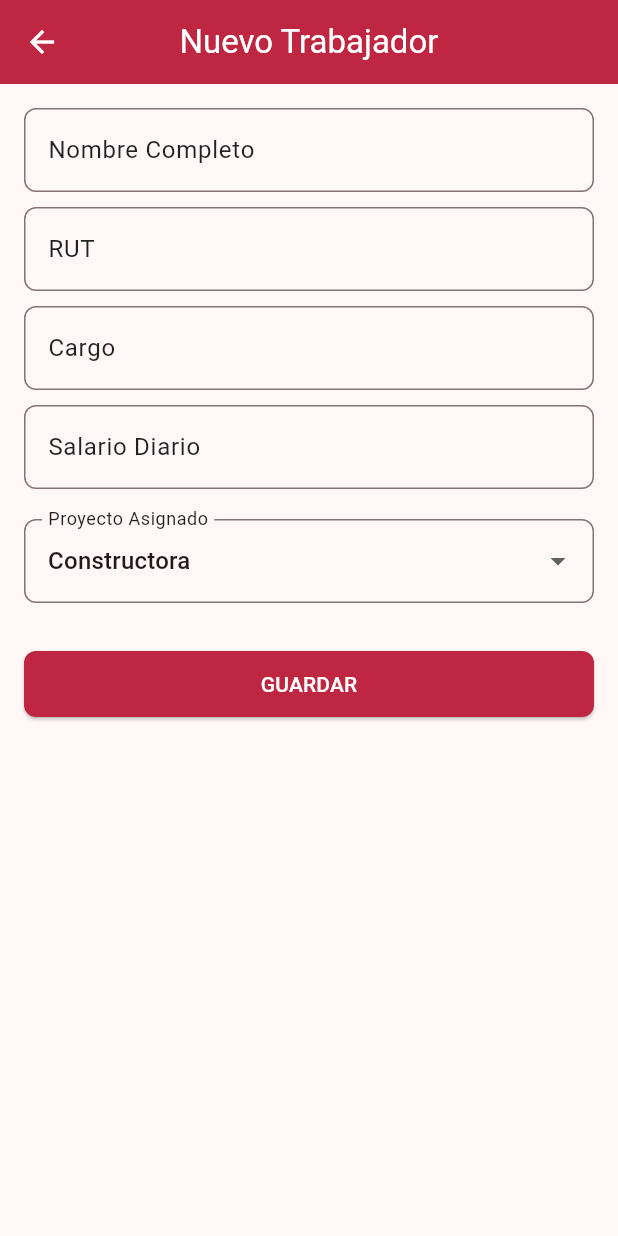
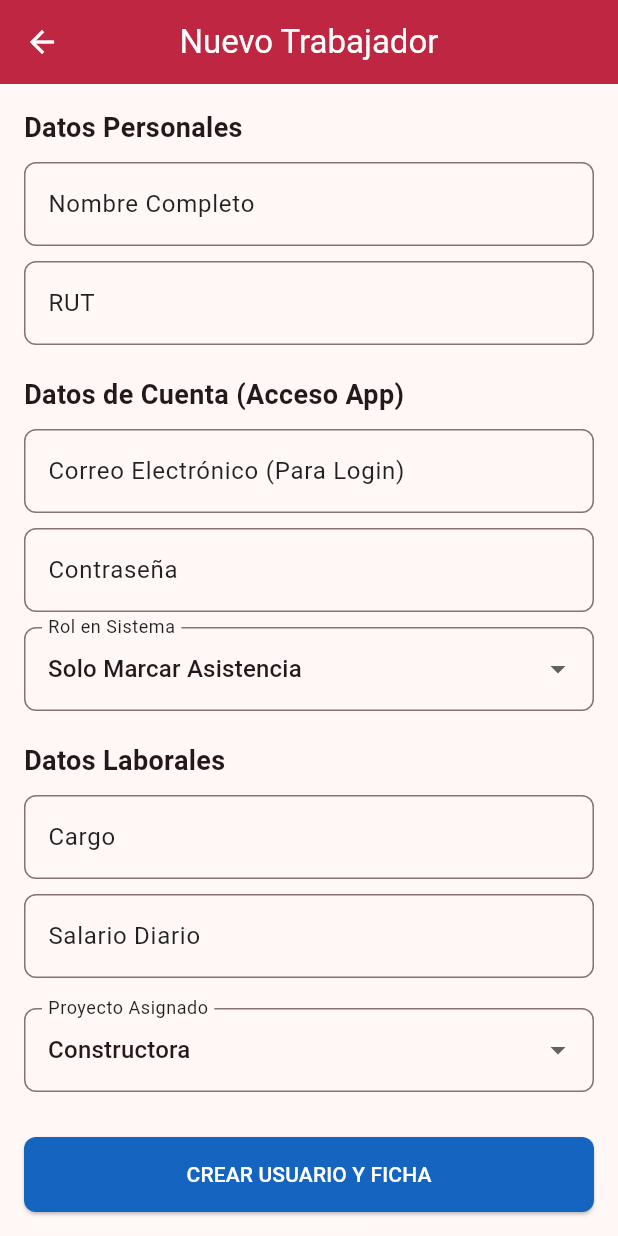
Before and after one commit to PABM25/dash_bloquera, a Flutter app: the FormTrabajadorScreen screen opened directly, on a phone screen of 412 x 824 dp. Run offline on Flutter 3.47's test engine with Material 3 defaults, Android fonts, the phone set to English and light mode, and no system bars; our stand-ins replace cloud_firestore, firebase_auth, firebase_core, fl_chart, flutter_dotenv, pdf and 2 more; accounts and stored records are empty.

Commit message:
Agregar funcionalidad para crear y editar trabajadores con autenticación, incluyendo validaciones y manejo de errores

```diff
--- a/lib/screens/rh/form_trabajador_screen.dart
+++ b/lib/screens/rh/form_trabajador_screen.dart
@@ -14,11 +14,22 @@ class FormTrabajadorScreen extends StatefulWidget {
 
 class _FormTrabajadorScreenState extends State<FormTrabajadorScreen> {
   final _formKey = GlobalKey<FormState>();
+
+  // Controladores básicos
   late TextEditingController _nombreCtrl;
   late TextEditingController _rutCtrl;
   late TextEditingController _cargoCtrl;
   late TextEditingController _salarioCtrl;
+
+  // Controladores de cuenta (Solo para nuevos)
+  late TextEditingController _emailCtrl;
+  late TextEditingController _passCtrl;
+
   String _tipoProyecto = 'CONSTRUCTORA';
+  String _rolSistema = 'TRABAJADOR'; // Rol por defecto
+  bool _isLoading = false;
+
+  bool get isEditing => widget.trabajador != null;
 
   @override
   void initState() {
@@ -29,41 +40,87 @@ class _FormTrabajadorScreenState extends State<FormTrabajadorScreen> {
     _salarioCtrl = TextEditingController(
       text: widget.trabajador?.salarioPorDia.toStringAsFixed(0) ?? '',
     );
-    if (widget.trabajador != null) {
+
+    // Email solo se carga, no se edita la contraseña de existentes aquí por seguridad
+    _emailCtrl = TextEditingController(text: widget.trabajador?.email ?? '');
+    _passCtrl = TextEditingController();
+
+    if (isEditing) {
       _tipoProyecto = widget.trabajador!.tipoProyecto;
+      // Nota: El rol se guarda en 'users', si quisieras editarlo necesitarías traerlo
+      // por ahora asumimos que al editar solo tocas datos de RRHH.
     }
   }
 
-  void _guardar() {
+  void _guardar() async {
     if (!_formKey.currentState!.validate()) return;
 
+    setState(() => _isLoading = true);
+
+    try {
+      final rhProvider = Provider.of<RhProvider>(context, listen: false);
+
+      if (isEditing) {
+        // --- MODO EDICIÓN (Solo datos RRHH) ---
         final t = Trabajador(
-      id: widget.trabajador?.id ?? '',
+          id: widget.trabajador!.id, // Mantenemos ID
           nombre: _nombreCtrl.text,
           rut: _rutCtrl.text,
           cargo: _cargoCtrl.text,
           salarioPorDia: double.parse(_salarioCtrl.text),
           tipoProyecto: _tipoProyecto,
+          email: _emailCtrl.text, // Actualizamos email informativo
+        );
+        await rhProvider.saveTrabajador(t);
+
+      } else {
+        // --- MODO CREACIÓN (Usuario + Datos RRHH) ---
+        final t = Trabajador(
+          id: '', // Se generará en el provider
+          nombre: _nombreCtrl.text,
+          rut: _rutCtrl.text,
+          cargo: _cargoCtrl.text,
+          salarioPorDia: double.parse(_salarioCtrl.text),
+          tipoProyecto: _tipoProyecto,
+          email: _emailCtrl.text,
         );
 
-    Provider.of<RhProvider>(context, listen: false).saveTrabajador(t);
-    Navigator.pop(context);
+        await rhProvider.crearTrabajadorConCuenta(
+          trabajador: t,
+          password: _passCtrl.text,
+          rol: _rolSistema,
+        );
+      }
+
+      if (mounted) Navigator.pop(context);
+
+    } catch (e) {
+      if (mounted) {
+        ScaffoldMessenger.of(context).showSnackBar(
+          SnackBar(content: Text("Error: $e"), backgroundColor: Colors.red),
+        );
+      }
+    } finally {
+      if (mounted) setState(() => _isLoading = false);
+    }
   }
 
   @override
   Widget build(BuildContext context) {
     return Scaffold(
       appBar: AppBar(
-        title: Text(
-          widget.trabajador == null ? "Nuevo Trabajador" : "Editar Trabajador",
-        ),
+        title: Text(isEditing ? "Editar Trabajador" : "Nuevo Trabajador"),
       ),
       body: SingleChildScrollView(
         padding: const EdgeInsets.all(16),
         child: Form(
           key: _formKey,
           child: Column(
+            crossAxisAlignment: CrossAxisAlignment.start,
             children: [
+              const Text("Datos Personales", style: TextStyle(fontWeight: FontWeight.bold, fontSize: 18)),
+              const SizedBox(height: 10),
+
               TextFormField(
                 controller: _nombreCtrl,
                 decoration: const InputDecoration(labelText: "Nombre Completo"),
@@ -75,7 +132,47 @@ class _FormTrabajadorScreenState extends State<FormTrabajadorScreen> {
                 decoration: const InputDecoration(labelText: "RUT"),
                 validator: Validators.rut,
               ),
+
+              const SizedBox(height: 20),
+              const Text("Datos de Cuenta (Acceso App)", style: TextStyle(fontWeight: FontWeight.bold, fontSize: 18)),
               const SizedBox(height: 10),
+
+              TextFormField(
+                controller: _emailCtrl,
+                decoration: const InputDecoration(labelText: "Correo Electrónico (Para Login)"),
+                keyboardType: TextInputType.emailAddress,
+                // Si edita, no permitimos cambiar email fácilmente para no romper Auth
+                readOnly: isEditing,
+                validator: Validators.email,
+              ),
+
+              // Solo mostramos contraseña y Rol si es NUEVO
+              if (!isEditing) ...[
+                const SizedBox(height: 10),
+                TextFormField(
+                  controller: _passCtrl,
+                  decoration: const InputDecoration(labelText: "Contraseña"),
+                  obscureText: true,
+                  validator: (v) => v!.length < 6 ? "Mínimo 6 caracteres" : null,
+                ),
+                const SizedBox(height: 10),
+                DropdownButtonFormField<String>(
+                  value: _rolSistema,
+                  decoration: const InputDecoration(labelText: "Rol en Sistema"),
+                  items: const [
+                    DropdownMenuItem(value: 'TRABAJADOR', child: Text("Solo Marcar Asistencia")),
+                    DropdownMenuItem(value: 'BLOQUERO', child: Text("Bloquero (Registrar Prod.)")),
+                    DropdownMenuItem(value: 'VENDEDOR', child: Text("Vendedor")),
+                    DropdownMenuItem(value: 'ADMIN', child: Text("Administrador")),
+                  ],
+                  onChanged: (val) => setState(() => _rolSistema = val!),
+                ),
+              ],
+
+              const SizedBox(height: 20),
+              const Text("Datos Laborales", style: TextStyle(fontWeight: FontWeight.bold, fontSize: 18)),
+              const SizedBox(height: 10),
+
               TextFormField(
                 controller: _cargoCtrl,
                 decoration: const InputDecoration(labelText: "Cargo"),
@@ -93,25 +190,28 @@ class _FormTrabajadorScreenState extends State<FormTrabajadorScreen> {
               ),
               const SizedBox(height: 20),
               DropdownButtonFormField<String>(
-                initialValue: _tipoProyecto,
-                decoration: const InputDecoration(
-                  labelText: "Proyecto Asignado",
-                ),
+                value: _tipoProyecto,
+                decoration: const InputDecoration(labelText: "Proyecto Asignado"),
                 items: const [
-                  DropdownMenuItem(
-                    value: 'CONSTRUCTORA',
-                    child: Text("Constructora"),
-                  ),
-                  DropdownMenuItem(value: 'BLOQUERA', child: Text("Bloquera")),
+                  DropdownMenuItem(value: 'CONSTRUCTORA', child: Text("Constructora")),
+                  DropdownMenuItem(value: 'BLOQUERO', child: Text("Bloquera")),
                 ],
                 onChanged: (val) => setState(() => _tipoProyecto = val!),
               ),
+
               const SizedBox(height: 30),
               SizedBox(
                 width: double.infinity,
-                child: ElevatedButton(
+                child: _isLoading
+                  ? const Center(child: CircularProgressIndicator())
+                  : ElevatedButton(
+                      style: ElevatedButton.styleFrom(
+                        padding: const EdgeInsets.symmetric(vertical: 15),
+                        backgroundColor: Colors.blue.shade800,
+                        foregroundColor: Colors.white,
+                      ),
                       onPressed: _guardar,
-                  child: const Text("GUARDAR"),
+                      child: Text(isEditing ? "ACTUALIZAR DATOS" : "CREAR USUARIO Y FICHA"),
                     ),
               ),
             ],
--- a/lib/screens/worker/marcar_asistencia_screen.dart
+++ b/lib/screens/worker/marcar_asistencia_screen.dart
@@ -19,22 +19,27 @@ class _MarcarAsistenciaScreenState extends State<MarcarAsistenciaScreen> {
       final auth = Provider.of<AuthProvider>(context, listen: false);
       final rh = Provider.of<RhProvider>(context, listen: false);
 
-      final usuario = auth.usuarioActual;
+      final usuario = auth.currentUser; // CORREGIDO: auth.usuarioActual -> auth.currentUser
 
       // Validación de seguridad
       if (usuario == null) throw "No hay sesión activa. Intente ingresar nuevamente.";
-      if (usuario.uid.isEmpty) throw "Error de identificación de usuario.";
 
+      // CORREGIDO: La función registrarAsistencia pide argumentos posicionales, no nombrados.
+      // Firma en Provider: registrarAsistencia(String trabajadorId, String nombre, DateTime fecha, String tipoProyecto)
       await rh.registrarAsistencia(
-        trabajadorId: usuario.uid,
-        trabajadorNombre: usuario.nombre,
-        tipo: tipo, // 'ENTRADA' o 'SALIDA'
+        usuario.uid,
+        usuario.displayName ?? "Sin Nombre", // CORREGIDO: usuario.nombre -> displayName
+        DateTime.now(),
+        "GENERAL" // El provider pide un proyecto. Usamos "GENERAL" por defecto.
       );
+
+      // NOTA: El sistema actual en RhProvider solo permite 1 asistencia por día.
+      // Si marcas ENTRADA y luego intentas SALIDA, el provider lanzará error de duplicado.
 
       if (mounted) {
         ScaffoldMessenger.of(context).showSnackBar(
           SnackBar(
-            content: Text("Marca de $tipo registrada exitosamente"),
+            content: Text("Marca ($tipo) registrada exitosamente"), // Mostramos el tipo visualmente
             backgroundColor: Colors.green,
           ),
         );
--- a/lib/screens/worker/registrar_produccion_screen.dart
+++ b/lib/screens/worker/registrar_produccion_screen.dart
@@ -83,7 +83,7 @@ class _RegistrarProduccionScreenState extends State<RegistrarProduccionScreen> {
                       labelText: "Producto Fabricado",
                       border: OutlineInputBorder(),
                     ),
-                    value: _productoSeleccionado,
+                    initialValue: _productoSeleccionado,
                     items: productos.map((p) {
                       return DropdownMenuItem(
                         value: p,
```
Also changed, not shown: lib/providers/rh_provider.dart (+65 -1 lines), lib/screens/worker/worker_home_screen.dart (+17 -19 lines). Lines whose indentation alone changed are shown as unchanged.
